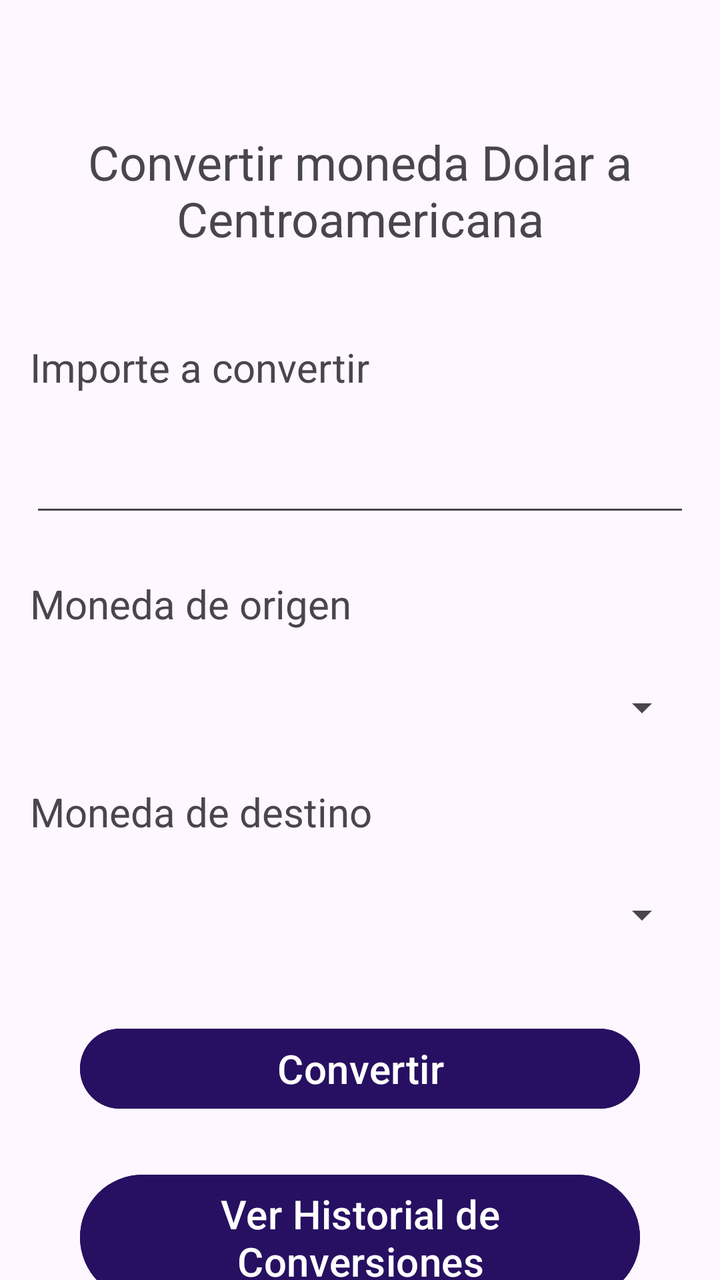
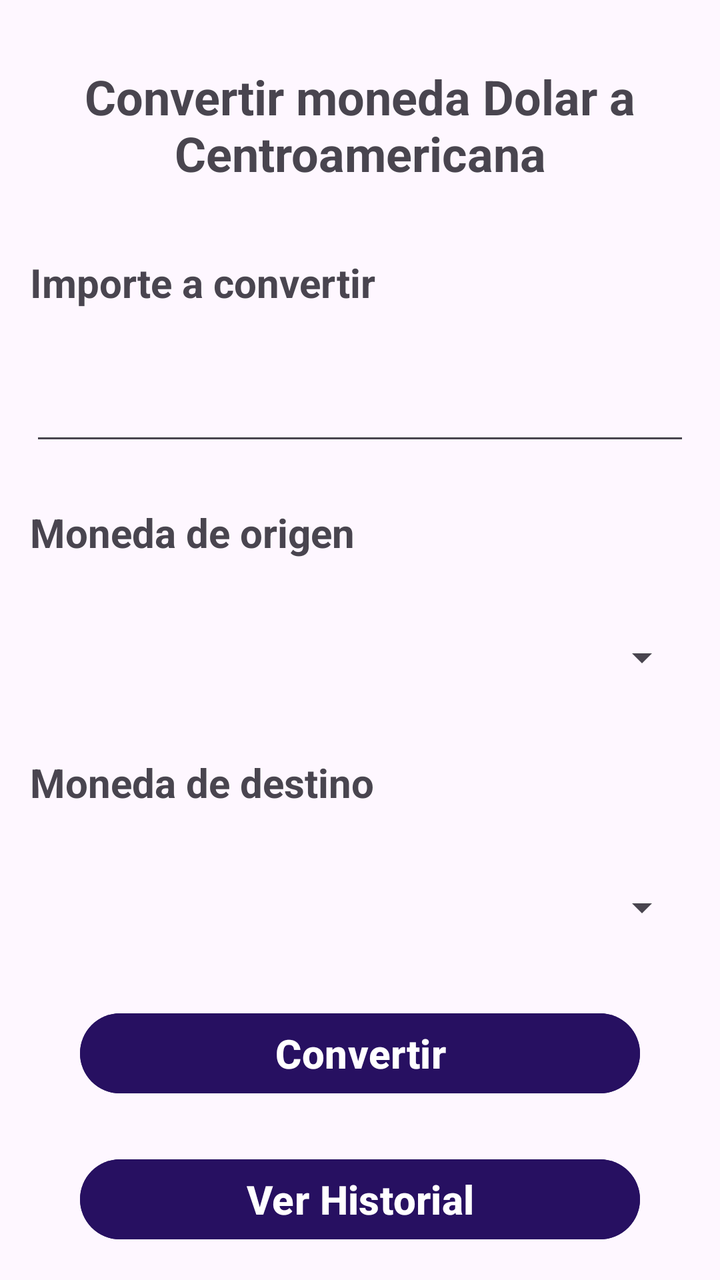

Compare the two renders of this Android layout. The source of the first and the diff that turns it into the second are given below.
<!-- AndroidManifest.xml: application theme Theme.ConversorDeMonedasGrupo2 -->
<!-- res/layout/activity_main.xml -->
<?xml version="1.0" encoding="utf-8"?>
<androidx.constraintlayout.widget.ConstraintLayout xmlns:android="http://schemas.android.com/apk/res/android"
    xmlns:app="http://schemas.android.com/apk/res-auto"
    xmlns:tools="http://schemas.android.com/tools"
    android:id="@+id/main"
    android:layout_width="match_parent"
    android:layout_height="match_parent"
    tools:context=".MainActivity">

    <TextView
        android:id="@+id/textView"
        android:layout_width="0dp"
        android:layout_height="78dp"
        android:layout_marginStart="15dp"
        android:layout_marginTop="56dp"
        android:layout_marginEnd="15dp"
        android:text="Convertir moneda Dolar a Centroamericana"
        android:textSize="24sp"
        android:gravity="center"
        app:layout_constraintEnd_toEndOf="parent"
        app:layout_constraintStart_toStartOf="parent"
        app:layout_constraintTop_toTopOf="parent" />

    <TextView
        android:id="@+id/textView8"
        android:layout_width="0dp"
        android:layout_height="wrap_content"
        android:layout_marginStart="15dp"
        android:layout_marginTop="36dp"
        android:layout_marginEnd="15dp"
        android:text="Importe a convertir"
        android:textSize="20sp"
        app:layout_constraintEnd_toEndOf="parent"
        app:layout_constraintHorizontal_bias="0.154"
        app:layout_constraintStart_toStartOf="parent"
        app:layout_constraintTop_toBottomOf="@+id/textView" />

    <EditText
        android:id="@+id/etImporte"
        android:layout_width="0dp"
        android:layout_height="wrap_content"
        android:layout_marginStart="15dp"
        android:layout_marginTop="25dp"
        android:layout_marginEnd="15dp"
        android:ems="10"
        android:inputType="numberDecimal"
        app:layout_constraintEnd_toEndOf="parent"
        app:layout_constraintHorizontal_bias="0.14"
        app:layout_constraintStart_toStartOf="parent"
        app:layout_constraintTop_toBottomOf="@+id/textView8" />

    <TextView
        android:id="@+id/textView9"
        android:layout_width="0dp"
        android:layout_height="wrap_content"
        android:layout_marginStart="15dp"
        android:layout_marginTop="25dp"
        android:layout_marginEnd="15dp"
        android:text="Moneda de origen"
        android:textSize="20sp"
        app:layout_constraintEnd_toEndOf="parent"
        app:layout_constraintHorizontal_bias="0.109"
        app:layout_constraintStart_toStartOf="parent"
        app:layout_constraintTop_toBottomOf="@+id/etImporte" />

    <Spinner
        android:id="@+id/spOrigen"
        android:layout_width="0dp"
        android:layout_height="27dp"
        android:layout_marginStart="15dp"
        android:layout_marginTop="25dp"
        android:layout_marginEnd="15dp"
        app:layout_constraintEnd_toEndOf="parent"
        app:layout_constraintHorizontal_bias="0.116"
        app:layout_constraintStart_toStartOf="parent"
        app:layout_constraintTop_toBottomOf="@+id/textView9" />

    <TextView
        android:id="@+id/textView10"
        android:layout_width="0dp"
        android:layout_height="wrap_content"
        android:layout_marginStart="15dp"
        android:layout_marginTop="25dp"
        android:layout_marginEnd="15dp"
        android:text="Moneda de destino"
        android:textSize="20sp"
        app:layout_constraintEnd_toEndOf="parent"
        app:layout_constraintHorizontal_bias="0.114"
        app:layout_constraintStart_toStartOf="parent"
        app:layout_constraintTop_toBottomOf="@+id/spOrigen" />

    <Spinner
        android:id="@+id/spDestino"
        android:layout_width="0dp"
        android:layout_height="26dp"
        android:layout_marginStart="15dp"
        android:layout_marginTop="25dp"
        android:layout_marginEnd="15dp"
        app:layout_constraintEnd_toEndOf="parent"
        app:layout_constraintHorizontal_bias="0.103"
        app:layout_constraintStart_toStartOf="parent"
        app:layout_constraintTop_toBottomOf="@+id/textView10" />

    <Button
        android:id="@+id/btnConvertir"
        android:layout_width="0dp"
        android:layout_height="wrap_content"
        android:layout_marginStart="40dp"
        android:layout_marginTop="40dp"
        android:layout_marginEnd="40dp"
        android:backgroundTint="#271061"
        android:text="Convertir"
        android:textSize="20sp"
        app:layout_constraintEnd_toEndOf="parent"
        app:layout_constraintStart_toStartOf="parent"
        app:layout_constraintTop_toBottomOf="@+id/spDestino" />


    <Button
        android:id="@+id/btnVerHistorial"
        android:layout_width="match_parent"
        android:layout_height="wrap_content"
        android:layout_marginStart="40dp"
        android:layout_marginTop="25dp"
        android:layout_marginEnd="40dp"
        android:backgroundTint="#271061"
        android:text="Ver Historial de Conversiones"
        android:textSize="20sp"
        app:layout_constraintEnd_toEndOf="parent"
        app:layout_constraintStart_toStartOf="parent"
        app:layout_constraintTop_toBottomOf="@+id/btnConvertir" />

    <TextView
        android:id="@+id/tvResultado"
        android:layout_width="0dp"
        android:layout_height="wrap_content"
        android:layout_marginStart="15dp"
        android:layout_marginTop="25dp"
        android:layout_marginEnd="15dp"
        android:gravity="center"
        android:textSize="24sp"
        app:layout_constraintEnd_toEndOf="parent"
        app:layout_constraintHorizontal_bias="0.0"
        app:layout_constraintStart_toStartOf="parent"
        app:layout_constraintTop_toBottomOf="@+id/btnVerHistorial" />


</androidx.constraintlayout.widget.ConstraintLayout>
<!-- resources referenced by this layout -->
<resources>
  <style name="Theme.ConversorDeMonedasGrupo2" parent="Base.Theme.ConversorDeMonedasGrupo2" />
  <style name="Base.Theme.ConversorDeMonedasGrupo2" parent="Theme.Material3.DayNight.NoActionBar">
          
          
      </style>
</resources>

<!-- the commit's change to res/layout/activity_main.xml (unified diff, before → after) -->
@@ -10,13 +10,14 @@
     <TextView
         android:id="@+id/textView"
         android:layout_width="0dp"
-        android:layout_height="78dp"
+        android:layout_height="wrap_content"
         android:layout_marginStart="15dp"
-        android:layout_marginTop="56dp"
+        android:layout_marginTop="32dp"
         android:layout_marginEnd="15dp"
+        android:gravity="center"
         android:text="Convertir moneda Dolar a Centroamericana"
         android:textSize="24sp"
-        android:gravity="center"
+        android:textStyle="bold"
         app:layout_constraintEnd_toEndOf="parent"
         app:layout_constraintStart_toStartOf="parent"
         app:layout_constraintTop_toTopOf="parent" />
@@ -26,12 +27,12 @@
         android:layout_width="0dp"
         android:layout_height="wrap_content"
         android:layout_marginStart="15dp"
-        android:layout_marginTop="36dp"
+        android:layout_marginTop="35dp"
         android:layout_marginEnd="15dp"
         android:text="Importe a convertir"
         android:textSize="20sp"
+        android:textStyle="bold"
         app:layout_constraintEnd_toEndOf="parent"
-        app:layout_constraintHorizontal_bias="0.154"
         app:layout_constraintStart_toStartOf="parent"
         app:layout_constraintTop_toBottomOf="@+id/textView" />
 
@@ -43,9 +44,9 @@
         android:layout_marginTop="25dp"
         android:layout_marginEnd="15dp"
         android:ems="10"
+        android:minHeight="48dp"
         android:inputType="numberDecimal"
         app:layout_constraintEnd_toEndOf="parent"
-        app:layout_constraintHorizontal_bias="0.14"
         app:layout_constraintStart_toStartOf="parent"
         app:layout_constraintTop_toBottomOf="@+id/textView8" />
 
@@ -58,20 +59,20 @@
         android:layout_marginEnd="15dp"
         android:text="Moneda de origen"
         android:textSize="20sp"
+        android:textStyle="bold"
         app:layout_constraintEnd_toEndOf="parent"
-        app:layout_constraintHorizontal_bias="0.109"
         app:layout_constraintStart_toStartOf="parent"
         app:layout_constraintTop_toBottomOf="@+id/etImporte" />
 
     <Spinner
         android:id="@+id/spOrigen"
         android:layout_width="0dp"
-        android:layout_height="27dp"
+        android:layout_height="wrap_content"
         android:layout_marginStart="15dp"
         android:layout_marginTop="25dp"
         android:layout_marginEnd="15dp"
+        android:minHeight="48dp"
         app:layout_constraintEnd_toEndOf="parent"
-        app:layout_constraintHorizontal_bias="0.116"
         app:layout_constraintStart_toStartOf="parent"
         app:layout_constraintTop_toBottomOf="@+id/textView9" />
 
@@ -84,20 +85,20 @@
         android:layout_marginEnd="15dp"
         android:text="Moneda de destino"
         android:textSize="20sp"
+        android:textStyle="bold"
         app:layout_constraintEnd_toEndOf="parent"
-        app:layout_constraintHorizontal_bias="0.114"
         app:layout_constraintStart_toStartOf="parent"
         app:layout_constraintTop_toBottomOf="@+id/spOrigen" />
 
     <Spinner
         android:id="@+id/spDestino"
         android:layout_width="0dp"
-        android:layout_height="26dp"
+        android:layout_height="wrap_content"
         android:layout_marginStart="15dp"
         android:layout_marginTop="25dp"
         android:layout_marginEnd="15dp"
+        android:minHeight="48dp"
         app:layout_constraintEnd_toEndOf="parent"
-        app:layout_constraintHorizontal_bias="0.103"
         app:layout_constraintStart_toStartOf="parent"
         app:layout_constraintTop_toBottomOf="@+id/textView10" />
 
@@ -106,43 +107,59 @@
         android:layout_width="0dp"
         android:layout_height="wrap_content"
         android:layout_marginStart="40dp"
-        android:layout_marginTop="40dp"
+        android:layout_marginTop="25dp"
         android:layout_marginEnd="40dp"
         android:backgroundTint="#271061"
         android:text="Convertir"
         android:textSize="20sp"
+        android:textStyle="bold"
         app:layout_constraintEnd_toEndOf="parent"
         app:layout_constraintStart_toStartOf="parent"
         app:layout_constraintTop_toBottomOf="@+id/spDestino" />
 
-
     <Button
         android:id="@+id/btnVerHistorial"
-        android:layout_width="match_parent"
+        android:layout_width="0dp"
         android:layout_height="wrap_content"
         android:layout_marginStart="40dp"
         android:layout_marginTop="25dp"
         android:layout_marginEnd="40dp"
         android:backgroundTint="#271061"
-        android:text="Ver Historial de Conversiones"
+        android:text="Ver Historial"
         android:textSize="20sp"
+        android:textStyle="bold"
         app:layout_constraintEnd_toEndOf="parent"
         app:layout_constraintStart_toStartOf="parent"
         app:layout_constraintTop_toBottomOf="@+id/btnConvertir" />
+
+    <Button
+        android:id="@+id/btnConfigurarTasas"
+        android:layout_width="0dp"
+        android:layout_height="wrap_content"
+        android:layout_marginStart="40dp"
+        android:layout_marginTop="25dp"
+        android:layout_marginEnd="40dp"
+        android:backgroundTint="#271061"
+        android:text="Configurar Tasas"
+        android:textSize="20sp"
+        android:textStyle="bold"
+        app:layout_constraintEnd_toEndOf="parent"
+        app:layout_constraintStart_toStartOf="parent"
+        app:layout_constraintTop_toBottomOf="@+id/btnVerHistorial" />
 
     <TextView
         android:id="@+id/tvResultado"
         android:layout_width="0dp"
         android:layout_height="wrap_content"
         android:layout_marginStart="15dp"
-        android:layout_marginTop="25dp"
+        android:layout_marginTop="35dp"
         android:layout_marginEnd="15dp"
         android:gravity="center"
+        android:text="Resultado: "
         android:textSize="24sp"
+        android:textStyle="bold"
         app:layout_constraintEnd_toEndOf="parent"
-        app:layout_constraintHorizontal_bias="0.0"
         app:layout_constraintStart_toStartOf="parent"
-        app:layout_constraintTop_toBottomOf="@+id/btnVerHistorial" />
-
+        app:layout_constraintTop_toBottomOf="@+id/btnConfigurarTasas" />
 
 </androidx.constraintlayout.widget.ConstraintLayout>
